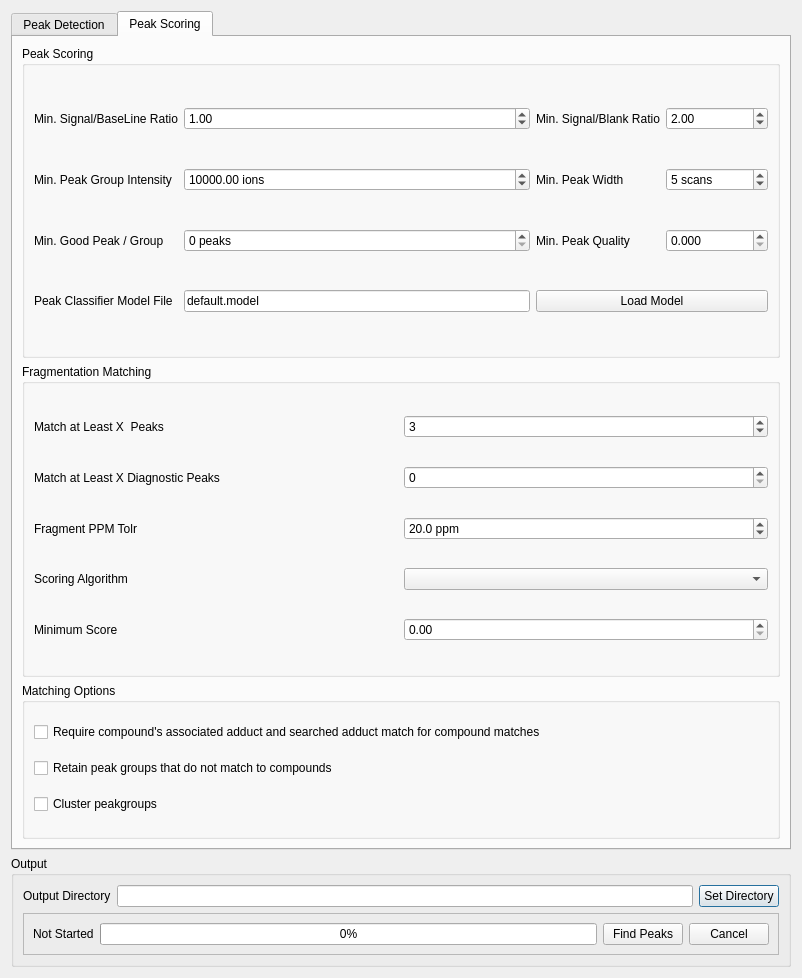
This is src/maven/forms/peakdetectiondialog.ui in eugenemel/maven as Qt 5 draws it before an edit. The edited form follows.
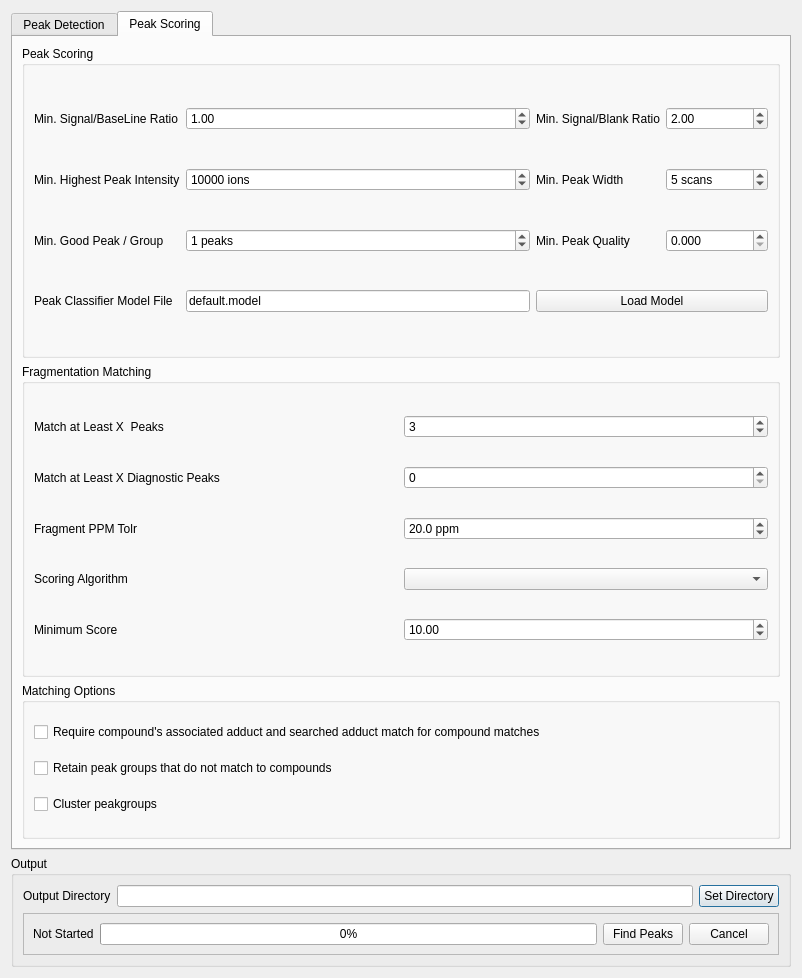
This is the edited form. The open tabs and pages were chosen to show the change. Icons and pictures are not drawn.

Commit message: Issue 352: Updated peaks dialog default parameters.

```diff
--- a/src/maven/forms/peakdetectiondialog.ui
+++ b/src/maven/forms/peakdetectiondialog.ui
@@ -623,7 +623,7 @@
           <item row="4" column="0">
            <widget class="QLabel" name="label_10">
             <property name="text">
-             <string>Min. Peak Group Intensity</string>
+             <string>Min. Highest Peak Intensity</string>
             </property>
            </widget>
           </item>
@@ -660,6 +660,9 @@
             <property name="suffix">
              <string> ions</string>
             </property>
+            <property name="decimals">
+             <number>0</number>
+            </property>
             <property name="maximum">
              <double>999999999.000000000000000</double>
             </property>
@@ -693,7 +696,7 @@
              <number>100000000</number>
             </property>
             <property name="value">
-             <number>0</number>
+             <number>1</number>
             </property>
            </widget>
           </item>
@@ -754,6 +757,9 @@
             <property name="maximum">
              <double>10000000.000000000000000</double>
             </property>
+            <property name="value">
+             <double>10.000000000000000</double>
+            </property>
            </widget>
           </item>
           <item row="2" column="0">
```
Left out of the diff: 2 changed lines with no effect on the pictures.
